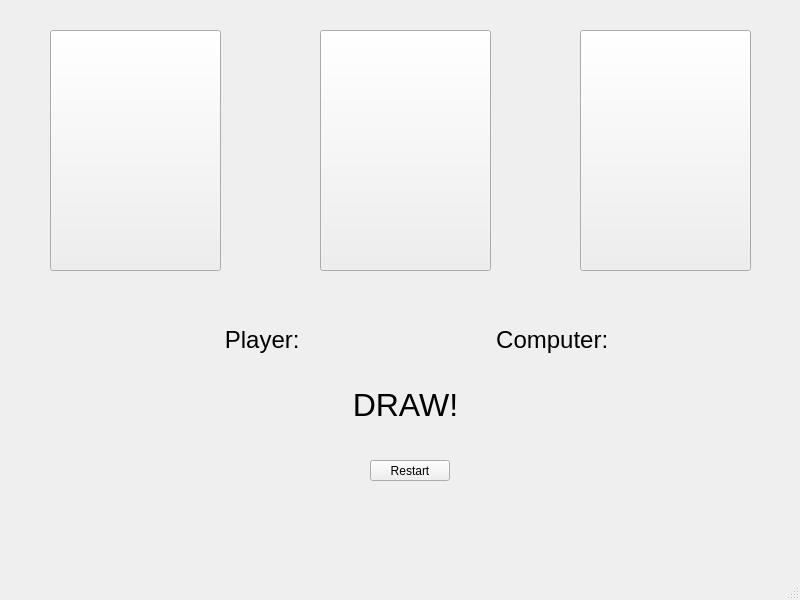
Old version of the form mainwindow.ui in the repository PSPMonster/QtRockPapperScissorGame.
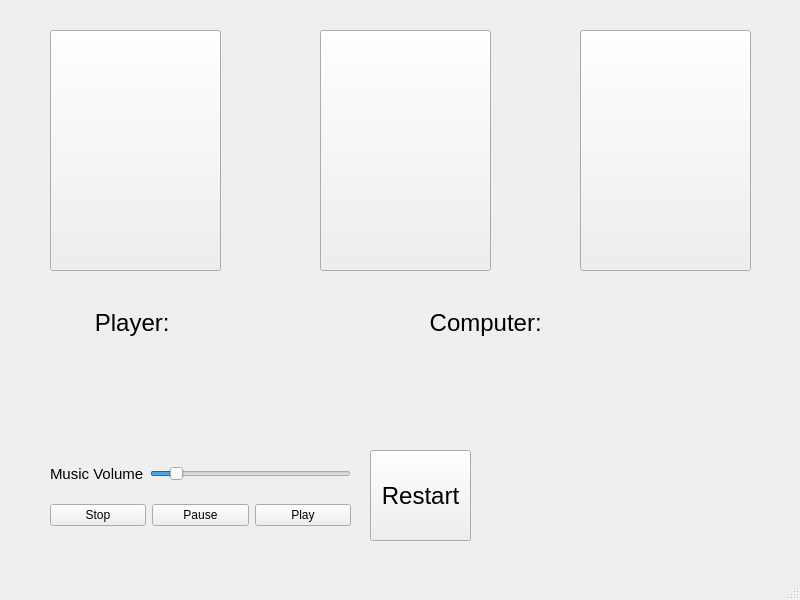
New version of the form.

```diff
--- a/mainwindow.ui
+++ b/mainwindow.ui
@@ -57,96 +57,164 @@
     <property name="geometry">
      <rect>
       <x>370</x>
-      <y>460</y>
-      <width>80</width>
-      <height>21</height>
+      <y>450</y>
+      <width>101</width>
+      <height>91</height>
      </rect>
     </property>
+    <property name="font">
+     <font>
+      <pointsize>18</pointsize>
+     </font>
+    </property>
     <property name="text">
      <string>Restart</string>
     </property>
    </widget>
-   <widget class="QLabel" name="lblPlayer">
+   <widget class="QWidget" name="verticalLayoutWidget">
     <property name="geometry">
      <rect>
-      <x>200</x>
-      <y>320</y>
-      <width>131</width>
-      <height>41</height>
+      <x>50</x>
+      <y>290</y>
+      <width>701</width>
+      <height>158</height>
      </rect>
     </property>
-    <property name="text">
-     <string>&lt;html&gt;&lt;head/&gt;&lt;body&gt;&lt;p align=&quot;center&quot;&gt;&lt;span style=&quot; font-size:18pt;&quot;&gt;Player: &lt;/span&gt;&lt;/p&gt;&lt;/body&gt;&lt;/html&gt;</string>
-    </property>
-   </widget>
-   <widget class="QLabel" name="lblComputer">
-    <property name="geometry">
-     <rect>
-      <x>490</x>
-      <y>320</y>
-      <width>131</width>
-      <height>41</height>
-     </rect>
-    </property>
-    <property name="text">
-     <string>&lt;html&gt;&lt;head/&gt;&lt;body&gt;&lt;p align=&quot;center&quot;&gt;&lt;span style=&quot; font-size:18pt;&quot;&gt;Computer: &lt;/span&gt;&lt;/p&gt;&lt;/body&gt;&lt;/html&gt;</string>
-    </property>
-   </widget>
-   <widget class="QLabel" name="lblDraw">
-    <property name="geometry">
-     <rect>
-      <x>330</x>
-      <y>380</y>
-      <width>151</width>
-      <height>51</height>
-     </rect>
-    </property>
-    <property name="text">
-     <string>&lt;html&gt;&lt;head/&gt;&lt;body&gt;&lt;p align=&quot;center&quot;&gt;&lt;span style=&quot; font-size:24pt;&quot;&gt;DRAW!&lt;/span&gt;&lt;/p&gt;&lt;/body&gt;&lt;/html&gt;</string>
-    </property>
-   </widget>
-   <widget class="QLabel" name="lblPlayerScore">
-    <property name="geometry">
-     <rect>
-      <x>300</x>
-      <y>330</y>
-      <width>91</width>
-      <height>41</height>
-     </rect>
-    </property>
-    <property name="minimumSize">
-     <size>
-      <width>0</width>
-      <height>0</height>
-     </size>
-    </property>
-    <property name="statusTip">
-     <string/>
-    </property>
-    <property name="styleSheet">
-     <string notr="true">font: 18pt &quot;MS Shell Dlg 2&quot;;
+    <layout class="QVBoxLayout" name="verticalLayout">
+     <item>
+      <layout class="QHBoxLayout" name="horizontalLayout">
+       <item>
+        <widget class="QLabel" name="lblPlayer">
+         <property name="text">
+          <string>&lt;html&gt;&lt;head/&gt;&lt;body&gt;&lt;p align=&quot;center&quot;&gt;&lt;span style=&quot; font-size:18pt;&quot;&gt;Player: &lt;/span&gt;&lt;/p&gt;&lt;/body&gt;&lt;/html&gt;</string>
+         </property>
+        </widget>
+       </item>
+       <item>
+        <widget class="QLabel" name="lblPlayerScore">
+         <property name="minimumSize">
+          <size>
+           <width>0</width>
+           <height>0</height>
+          </size>
+         </property>
+         <property name="statusTip">
+          <string/>
+         </property>
+         <property name="styleSheet">
+          <string notr="true">font: 18pt &quot;MS Shell Dlg 2&quot;;
 float:  leftl;</string>
-    </property>
-    <property name="text">
-     <string>&lt;html&gt;&lt;head/&gt;&lt;body&gt;&lt;p align=&quot;center&quot;&gt;&lt;br/&gt;&lt;/p&gt;&lt;/body&gt;&lt;/html&gt;</string>
-    </property>
+         </property>
+         <property name="text">
+          <string>&lt;html&gt;&lt;head/&gt;&lt;body&gt;&lt;p align=&quot;center&quot;&gt;&lt;br/&gt;&lt;/p&gt;&lt;/body&gt;&lt;/html&gt;</string>
+         </property>
+        </widget>
+       </item>
+       <item>
+        <widget class="QLabel" name="lblComputer">
+         <property name="text">
+          <string>&lt;html&gt;&lt;head/&gt;&lt;body&gt;&lt;p align=&quot;center&quot;&gt;&lt;span style=&quot; font-size:18pt;&quot;&gt;Computer: &lt;/span&gt;&lt;/p&gt;&lt;/body&gt;&lt;/html&gt;</string>
+         </property>
+        </widget>
+       </item>
+       <item>
+        <widget class="QLabel" name="lblCompScore">
+         <property name="styleSheet">
+          <string notr="true">font: 18pt &quot;MS Shell Dlg 2&quot;;
+float:  leftl;</string>
+         </property>
+         <property name="text">
+          <string>&lt;html&gt;&lt;head/&gt;&lt;body&gt;&lt;p align=&quot;center&quot;&gt;&lt;br/&gt;&lt;/p&gt;&lt;/body&gt;&lt;/html&gt;</string>
+         </property>
+        </widget>
+       </item>
+      </layout>
+     </item>
+     <item>
+      <widget class="QLabel" name="lblDraw">
+       <property name="font">
+        <font>
+         <pointsize>28</pointsize>
+        </font>
+       </property>
+       <property name="layoutDirection">
+        <enum>Qt::LeftToRight</enum>
+       </property>
+       <property name="styleSheet">
+        <string notr="true"/>
+       </property>
+       <property name="text">
+        <string>&lt;html&gt;&lt;head/&gt;&lt;body&gt;&lt;p align=&quot;center&quot;&gt;&lt;br/&gt;&lt;/p&gt;&lt;/body&gt;&lt;/html&gt;</string>
+       </property>
+       <property name="alignment">
+        <set>Qt::AlignCenter</set>
+       </property>
+      </widget>
+     </item>
+    </layout>
    </widget>
-   <widget class="QLabel" name="lblCompScore">
+   <widget class="QWidget" name="verticalLayoutWidget_2">
     <property name="geometry">
      <rect>
-      <x>590</x>
-      <y>330</y>
-      <width>121</width>
-      <height>41</height>
+      <x>50</x>
+      <y>450</y>
+      <width>301</width>
+      <height>91</height>
      </rect>
     </property>
-    <property name="styleSheet">
-     <string notr="true">font: 18pt &quot;MS Shell Dlg 2&quot;;
-float:  leftl;</string>
-    </property>
-    <property name="text">
-     <string>&lt;html&gt;&lt;head/&gt;&lt;body&gt;&lt;p align=&quot;center&quot;&gt;&lt;br/&gt;&lt;/p&gt;&lt;/body&gt;&lt;/html&gt;</string>
-    </property>
+    <layout class="QVBoxLayout" name="verticalLayout_2">
+     <item>
+      <layout class="QHBoxLayout" name="horizontalLayout_2">
+       <item>
+        <widget class="QLabel" name="label">
+         <property name="font">
+          <font>
+           <pointsize>11</pointsize>
+          </font>
+         </property>
+         <property name="text">
+          <string>Music Volume</string>
+         </property>
+        </widget>
+       </item>
+       <item>
+        <widget class="QSlider" name="SliVolume">
+         <property name="value">
+          <number>10</number>
+         </property>
+         <property name="orientation">
+          <enum>Qt::Horizontal</enum>
+         </property>
+        </widget>
+       </item>
+      </layout>
+     </item>
+     <item>
+      <layout class="QHBoxLayout" name="horizontalLayout_3">
+       <item>
+        <widget class="QPushButton" name="btnStop">
+         <property name="text">
+          <string>Stop</string>
+         </property>
+        </widget>
+       </item>
+       <item>
+        <widget class="QPushButton" name="btnPause">
+         <property name="text">
+          <string>Pause</string>
+         </property>
+        </widget>
+       </item>
+       <item>
+        <widget class="QPushButton" name="btnPlay">
+         <property name="text">
+          <string>Play</string>
+         </property>
+        </widget>
+       </item>
+      </layout>
+     </item>
+    </layout>
    </widget>
   </widget>
   <widget class="QMenuBar" name="menubar">
```
